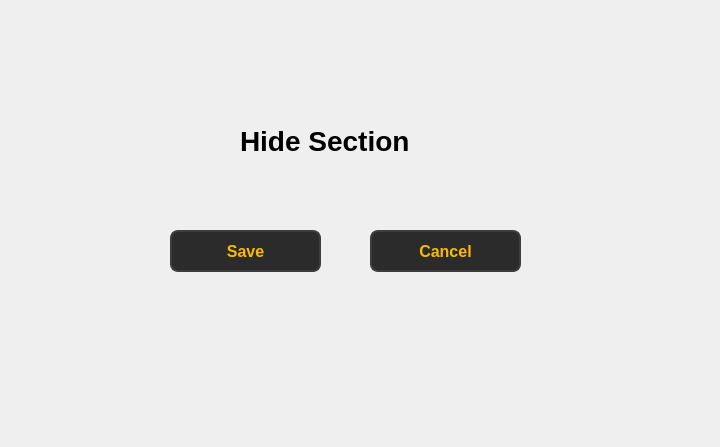
Soham1117/elearningApp, file ui/faculty/faculty_hide_section_window.ui: the form before one commit.
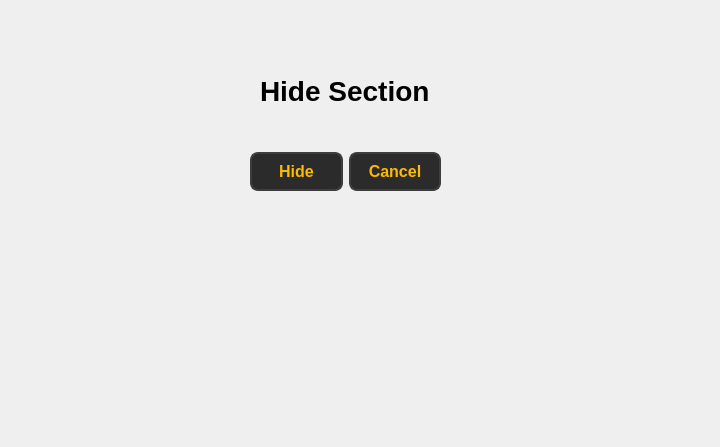
The form after the commit.

Commit message: Changes made to UI of faculty pages.

```diff
--- a/ui/faculty/faculty_hide_section_window.ui
+++ b/ui/faculty/faculty_hide_section_window.ui
@@ -13,84 +13,12 @@
   <property name="windowTitle">
    <string>Form</string>
   </property>
-  <widget class="QPushButton" name="pushButton_7">
-   <property name="geometry">
-    <rect>
-     <x>370</x>
-     <y>230</y>
-     <width>151</width>
-     <height>42</height>
-    </rect>
-   </property>
-   <property name="styleSheet">
-    <string notr="true">QPushButton {
-        background-color: #2b2b2b;  
-        color: #fcba03;              
-        border: 2px solid #3d3d3d;      
-        border-radius: 8px;          
-        padding: 8px 16px;            
-        font-size: 16px;            
-        font-weight: bold;
-    
-    }
-
-    QPushButton:hover {
-        background-color: #fcba03;
-		 color: #000000;
-        border: 2px solid #5a5a5a;    
-    }
-
-    QPushButton:pressed {
-        background-color: #1a1a1a;      
-        border: 2px solid #2b2b2b;      
-    }</string>
-   </property>
-   <property name="text">
-    <string>Cancel</string>
-   </property>
-  </widget>
-  <widget class="QPushButton" name="pushButton_6">
-   <property name="geometry">
-    <rect>
-     <x>170</x>
-     <y>230</y>
-     <width>151</width>
-     <height>42</height>
-    </rect>
-   </property>
-   <property name="styleSheet">
-    <string notr="true">QPushButton {
-        background-color: #2b2b2b;  
-        color: #fcba03;              
-        border: 2px solid #3d3d3d;      
-        border-radius: 8px;          
-        padding: 8px 16px;            
-        font-size: 16px;            
-        font-weight: bold;
-    
-    }
-
-    QPushButton:hover {
-        background-color: #fcba03;
-		 color: #000000;
-        border: 2px solid #5a5a5a;    
-    }
-
-    QPushButton:pressed {
-        background-color: #1a1a1a;      
-        border: 2px solid #2b2b2b;      
-    }</string>
-   </property>
-   <property name="text">
-    <string>Save</string>
-   </property>
-  </widget>
   <widget class="QLabel" name="label">
    <property name="geometry">
     <rect>
-     <x>240</x>
-     <y>120</y>
-     <width>211</width>
+     <x>260</x>
+     <y>70</y>
+     <width>171</width>
      <height>41</height>
     </rect>
    </property>
@@ -104,6 +32,78 @@
     <string>Hide Section</string>
    </property>
   </widget>
+  <widget class="QWidget" name="layoutWidget">
+   <property name="geometry">
+    <rect>
+     <x>250</x>
+     <y>150</y>
+     <width>191</width>
+     <height>44</height>
+    </rect>
+   </property>
+   <layout class="QHBoxLayout" name="horizontalLayout">
+    <item>
+     <widget class="QPushButton" name="pushButton_6">
+      <property name="styleSheet">
+       <string notr="true">QPushButton {
+        background-color: #2b2b2b;  
+        color: #fcba03;              
+        border: 2px solid #3d3d3d;      
+        border-radius: 8px;          
+        padding: 8px 16px;            
+        font-size: 16px;            
+        font-weight: bold;
+    
+    }
+
+    QPushButton:hover {
+        background-color: #fcba03;
+		 color: #000000;
+        border: 2px solid #5a5a5a;    
+    }
+
+    QPushButton:pressed {
+        background-color: #1a1a1a;      
+        border: 2px solid #2b2b2b;      
+    }</string>
+      </property>
+      <property name="text">
+       <string>Hide</string>
+      </property>
+     </widget>
+    </item>
+    <item>
+     <widget class="QPushButton" name="pushButton_7">
+      <property name="styleSheet">
+       <string notr="true">QPushButton {
+        background-color: #2b2b2b;  
+        color: #fcba03;              
+        border: 2px solid #3d3d3d;      
+        border-radius: 8px;          
+        padding: 8px 16px;            
+        font-size: 16px;            
+        font-weight: bold;
+    
+    }
+
+    QPushButton:hover {
+        background-color: #fcba03;
+		 color: #000000;
+        border: 2px solid #5a5a5a;    
+    }
+
+    QPushButton:pressed {
+        background-color: #1a1a1a;      
+        border: 2px solid #2b2b2b;      
+    }</string>
+      </property>
+      <property name="text">
+       <string>Cancel</string>
+      </property>
+     </widget>
+    </item>
+   </layout>
+  </widget>
  </widget>
  <resources/>
  <connections/>
```
The commit also changes 98 other files.
